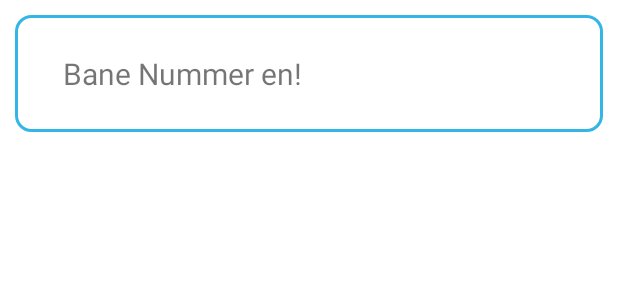
After one commit to MortyN/MOB3000_FrisbeeGolf, an Android app: the layout row_item.xml on its own in the app's theme, with its tools: preview values and no code run, on a phone screen of 412 x 824 dp. The commit adds this screen. Shown: the top 300 px of the screen. Run offline under Robolectric (Android 15) with nearby library versions, the phone set to English and light mode, and no system bars.

Commit message:
Created new game arena view

```diff
--- a/app/src/main/java/com/example/mob3000_frisbeegolf/activities/Main/MainActivity.kt
+++ b/app/src/main/java/com/example/mob3000_frisbeegolf/activities/Main/MainActivity.kt
@@ -10,7 +10,7 @@ import androidx.drawerlayout.widget.DrawerLayout
 import androidx.fragment.app.Fragment
 import com.example.mob3000_frisbeegolf.*
 import com.example.mob3000_frisbeegolf.activities.Feed.Feed
-import com.example.mob3000_frisbeegolf.activities.AddRound.AddRound
+import com.example.mob3000_frisbeegolf.activities.AddRound.view.AddRound
 import com.example.mob3000_frisbeegolf.activities.MyProfile.MyProfile
 import com.example.mob3000_frisbeegolf.activities.MyRounds.MyRounds
 import com.google.android.material.bottomnavigation.BottomNavigationView
--- /dev/null
+++ b/app/src/main/res/layout/row_item.xml
@@ -0,0 +1,28 @@
+<?xml version="1.0" encoding="utf-8"?>
+<layout xmlns:android="http://schemas.android.com/apk/res/android"
+    xmlns:app="http://schemas.android.com/apk/res-auto"
+    xmlns:tools="http://schemas.android.com/tools">
+
+    <androidx.constraintlayout.widget.ConstraintLayout
+        android:layout_width="match_parent"
+        android:layout_height="78dp"
+        android:layout_marginLeft="10dp"
+        android:layout_marginRight="10dp"
+        android:layout_marginVertical="10dp"
+        android:background="@drawable/listitem_row_bg"
+        android:paddingVertical="10dp">
+
+        <TextView
+            android:id="@+id/arena_name"
+            android:layout_width="wrap_content"
+            android:layout_height="wrap_content"
+            android:textSize="20sp"
+            app:layout_constraintBottom_toBottomOf="parent"
+            app:layout_constraintEnd_toEndOf="parent"
+            app:layout_constraintHorizontal_bias="0.063"
+            app:layout_constraintStart_toStartOf="parent"
+            app:layout_constraintTop_toTopOf="parent"
+            app:layout_constraintVertical_bias="0.509"
+            tools:text="Bane Nummer en!" />
+    </androidx.constraintlayout.widget.ConstraintLayout>
+</layout>
```
Also changed, not shown: app/build.gradle (+7 -0 lines), app/src/main/java/com/example/mob3000_frisbeegolf/activities/AddRound/adapter/ArenaAdapter.kt (added, +35 -0 lines), app/src/main/java/com/example/mob3000_frisbeegolf/activities/AddRound/view/AddRound.kt (added, +41 -0 lines), app/src/main/java/com/example/mob3000_frisbeegolf/model/Arena.kt (added, +13 -0 lines), app/src/main/res/layout/fragment_addround.xml (+30 -10 lines).
